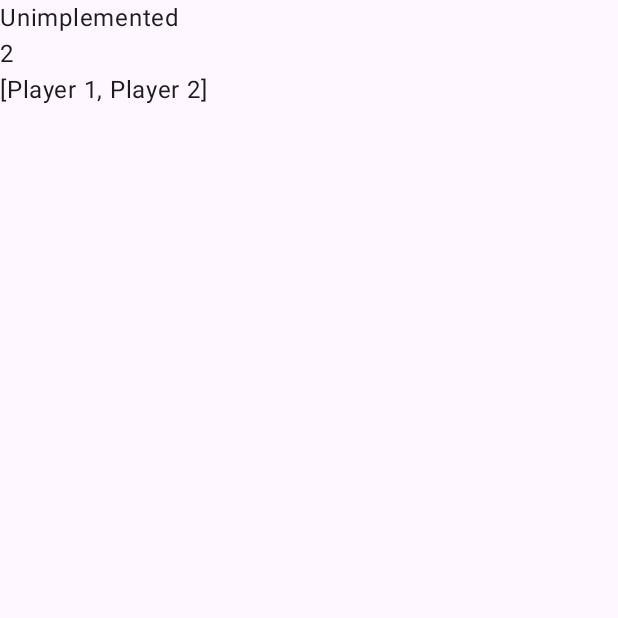
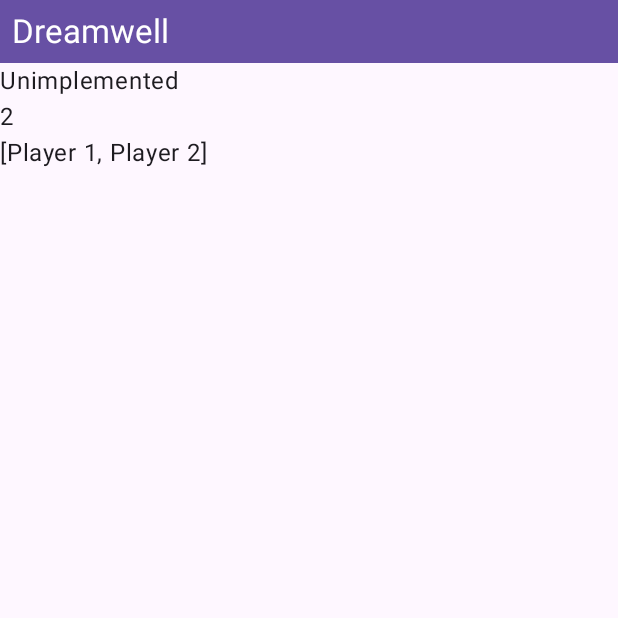
Before and after one commit to danielkeyes/BoardGameHelper, an Android app built with Jetpack Compose: the DREAMWELL screen opened through its navigation route, on a phone screen of 412 x 824 dp, the top half of it. Run offline under Robolectric (Android 15) with nearby library versions, the phone set to English and light mode, and no system bars.

Commit message:
add reusable scaffold

```diff
--- a/app/src/main/java/dev/danielkeyes/gameplaying/composables/ReusableComposables.kt
+++ b/app/src/main/java/dev/danielkeyes/gameplaying/composables/ReusableComposables.kt
@@ -2,13 +2,12 @@ package dev.danielkeyes.gameplaying.composables
 
 import android.content.res.Configuration
 import androidx.compose.foundation.ExperimentalFoundationApi
+import androidx.compose.foundation.background
 import androidx.compose.foundation.layout.*
 import androidx.compose.foundation.lazy.GridCells
 import androidx.compose.foundation.lazy.LazyVerticalGrid
 import androidx.compose.foundation.lazy.items
-import androidx.compose.material3.Button
-import androidx.compose.material3.MaterialTheme
-import androidx.compose.material3.Text
+import androidx.compose.material3.*
 import androidx.compose.runtime.Composable
 import androidx.compose.ui.Alignment
 import androidx.compose.ui.Modifier
@@ -44,6 +43,7 @@ fun <T> LazyVerticalGridOrientatedButtons(items: List<T>, portraitCount: Int = 4
 
 @Composable
 fun Unimplemented() {
+    MyScaffold(title = "Coming Soon") {
         Box(
             modifier = Modifier.fillMaxSize(),
             contentAlignment = Alignment.Center,
@@ -55,3 +55,37 @@ fun Unimplemented() {
             )
         }
     }
+}
+
+@OptIn(ExperimentalMaterial3Api::class)
+@Composable
+fun MyScaffold(
+    title: String, content: @Composable () -> Unit
+) {
+    Scaffold(
+        modifier = Modifier.fillMaxSize(),
+        topBar = {
+            Box(
+                modifier = Modifier
+                    .fillMaxWidth()
+                    .wrapContentHeight()
+                    .background(MaterialTheme.colorScheme.primary)
+            ) {
+                Text(
+                    text = title,
+                    modifier = Modifier
+                        .fillMaxWidth()
+                        .padding(8.dp),
+                    style = MaterialTheme.typography.titleLarge,
+                    color = MaterialTheme.colorScheme.onPrimary
+                )
+            }
+        }
+    ) {
+        Box(modifier = Modifier
+            .fillMaxSize()
+            .padding(it)){
+            content()
+        }
+    }
+}
--- a/app/src/main/java/dev/danielkeyes/gameplaying/games/Dreamwell.kt
+++ b/app/src/main/java/dev/danielkeyes/gameplaying/games/Dreamwell.kt
@@ -5,12 +5,15 @@ import androidx.compose.foundation.layout.fillMaxSize
 import androidx.compose.material3.Text
 import androidx.compose.runtime.Composable
 import androidx.compose.ui.Modifier
+import dev.danielkeyes.gameplaying.composables.MyScaffold
 
 @Composable
 fun Dreamwell(playerCount: Int = 2, players: List<String> = listOf("Player 1", "Player 2")) {
-    Column(modifier = Modifier.fillMaxSize()) {
-        Text("Unimplemented")
-        Text("$playerCount")
-        Text("$players")
+    MyScaffold(title = "Dreamwell") {
+        Column(modifier = Modifier.fillMaxSize()) {
+            Text("Unimplemented")
+            Text("$playerCount")
+            Text("$players")
+        }
     }
 }
--- a/app/src/main/java/dev/danielkeyes/gameplaying/gameutils/Winner.kt
+++ b/app/src/main/java/dev/danielkeyes/gameplaying/gameutils/Winner.kt
@@ -13,6 +13,8 @@ fun Winner(winner: String, winnerScore: Int, loser: String, loserScore: Int) {
         Text(text = loser)
         Text(text = loserScore.toString())
     }
+    // TODO
+    // analytics
 }
 
 @Preview(showBackground = true)
```
Also changed, not shown: app/src/main/java/dev/danielkeyes/gameplaying/GameSelect.kt (+6 -11 lines), app/src/main/java/dev/danielkeyes/gameplaying/composables/MyNavHost.kt (+3 -8 lines), app/src/main/java/dev/danielkeyes/gameplaying/gameutils/DiceCoin.kt (+7 -2 lines), app/src/main/java/dev/danielkeyes/gameplaying/gameutils/LifeCounter.kt (+44 -38 lines), app/src/main/java/dev/danielkeyes/gameplaying/gameutils/Scoring.kt (+5 -4 lines), 1 other file. Lines whose indentation alone changed are shown as unchanged.
